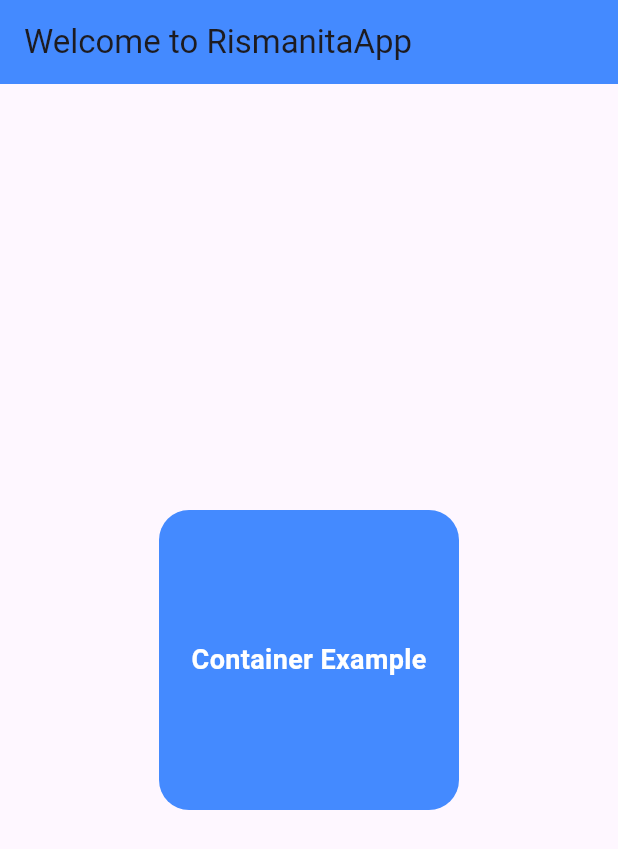
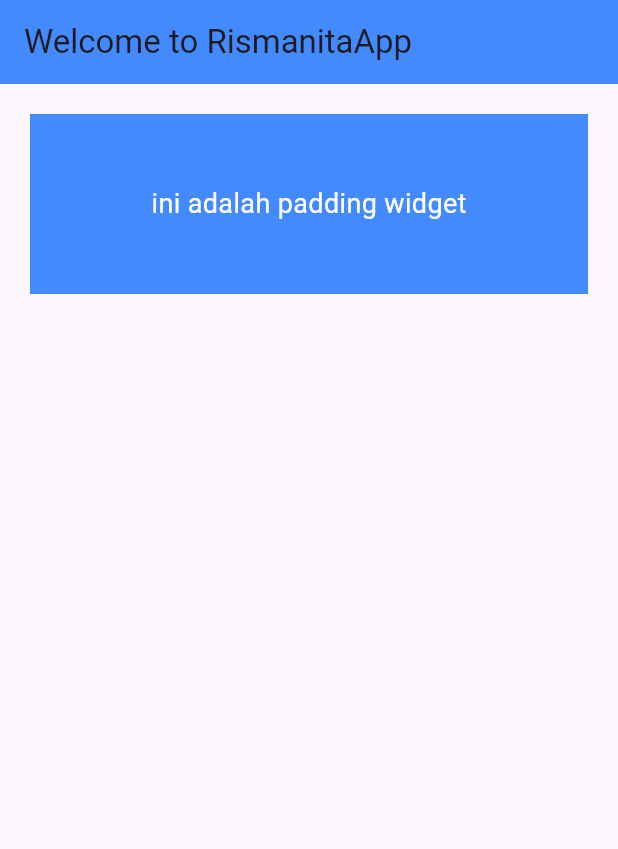
Before and after one commit to rismanitalst/rismanita_app, a Flutter app: the screen it shows after launch, on a phone screen of 412 x 824 dp. Shown: the top 849 px of the screen. Run offline on Flutter 3.47's test engine with Material 3 defaults, Android fonts, the phone set to English and light mode, and no system bars.

Commit message:
add padding widget

```diff
--- a/lib/main.dart
+++ b/lib/main.dart
@@ -27,21 +27,16 @@
         title: const Text("Welcome to RismanitaApp"),
         backgroundColor: Colors.blueAccent,
       ),
-      body: Center(
+      body: Padding(
+        padding: const EdgeInsets.all(20.0),
         child: Container(
-          width: 200,
-          height: 200,
-          decoration: BoxDecoration(
-            color: Colors.blueAccent,
-            borderRadius: BorderRadius.circular(20),
-          ),
+          width: double.infinity,
+          height: 120,
+          color: Colors.blueAccent,
           child: const Center(
             child: Text(
-              "Container Example",
-              style: TextStyle(
-                  fontSize: 18,
-                  fontWeight: FontWeight.bold,
-                  color: Colors.white),
+              "ini adalah padding widget",
+              style: TextStyle(color: Colors.white, fontSize: 18),
             ),
           ),
         ),
```
